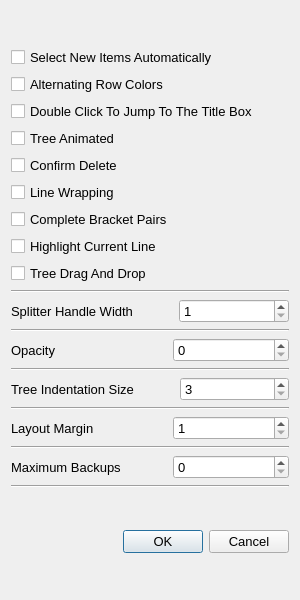
UnkindledTwo/TreeNotes, file Dialogs/settingsdialog.ui: the form before one commit.
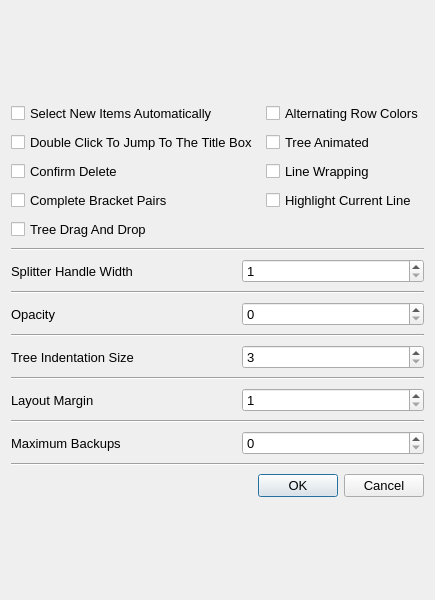
The form after the commit.

```diff
--- a/Dialogs/settingsdialog.ui
+++ b/Dialogs/settingsdialog.ui
@@ -35,81 +35,105 @@
    <bool>false</bool>
   </property>
   <layout class="QGridLayout" name="gridLayout">
-   <item row="2" column="0">
-    <widget class="QDialogButtonBox" name="buttonBox">
-     <property name="orientation">
-      <enum>Qt::Horizontal</enum>
-     </property>
-     <property name="standardButtons">
-      <set>QDialogButtonBox::Cancel|QDialogButtonBox::Ok</set>
-     </property>
-    </widget>
-   </item>
+   <property name="leftMargin">
+    <number>8</number>
+   </property>
+   <property name="topMargin">
+    <number>8</number>
+   </property>
+   <property name="rightMargin">
+    <number>8</number>
+   </property>
+   <property name="bottomMargin">
+    <number>8</number>
+   </property>
+   <property name="spacing">
+    <number>0</number>
+   </property>
    <item row="0" column="0">
-    <layout class="QVBoxLayout" name="verticalLayout" stretch="1,1,1,1,1,1,1,1,0,0,0,0,0,0,0,0,0,0,0,0">
+    <layout class="QVBoxLayout" name="verticalLayout" stretch="0,0,0,0,0,0,0,0,0,0,0,0,0">
+     <property name="spacing">
+      <number>8</number>
+     </property>
+     <property name="leftMargin">
+      <number>3</number>
+     </property>
+     <property name="topMargin">
+      <number>3</number>
+     </property>
+     <property name="rightMargin">
+      <number>3</number>
+     </property>
+     <property name="bottomMargin">
+      <number>3</number>
+     </property>
      <item>
+      <layout class="QGridLayout" name="gridLayout_2">
+       <item row="1" column="0">
+        <widget class="QCheckBox" name="double_click_to_edit">
+         <property name="text">
+          <string>Double Click To Jump To The Title Box</string>
+         </property>
+        </widget>
+       </item>
+       <item row="3" column="1">
+        <widget class="QCheckBox" name="highlight_current_line">
+         <property name="text">
+          <string>Highlight Current Line</string>
+         </property>
+        </widget>
+       </item>
+       <item row="0" column="0">
       <widget class="QCheckBox" name="notetree_select_new_items">
        <property name="text">
         <string>Select New Items Automatically</string>
        </property>
       </widget>
      </item>
-     <item>
+       <item row="0" column="1">
       <widget class="QCheckBox" name="notetree_alternating_row_colors">
        <property name="text">
         <string>Alternating Row Colors</string>
        </property>
       </widget>
      </item>
-     <item>
-      <widget class="QCheckBox" name="double_click_to_edit">
-       <property name="text">
-        <string>Double Click To Jump To The Title Box</string>
-       </property>
-      </widget>
-     </item>
-     <item>
+       <item row="1" column="1">
       <widget class="QCheckBox" name="notetree_animated">
        <property name="text">
         <string>Tree Animated</string>
        </property>
       </widget>
      </item>
-     <item>
-      <widget class="QCheckBox" name="confirm_delete">
-       <property name="text">
-        <string>Confirm Delete</string>
-       </property>
-      </widget>
-     </item>
-     <item>
-      <widget class="QCheckBox" name="line_wrapping">
-       <property name="text">
-        <string>Line Wrapping</string>
-       </property>
-      </widget>
-     </item>
-     <item>
+       <item row="3" column="0">
       <widget class="QCheckBox" name="pair_completion">
        <property name="text">
         <string>Complete Bracket Pairs</string>
        </property>
       </widget>
      </item>
-     <item>
-      <widget class="QCheckBox" name="highlight_current_line">
+       <item row="2" column="1">
+        <widget class="QCheckBox" name="line_wrapping">
        <property name="text">
-        <string>Highlight Current Line</string>
+          <string>Line Wrapping</string>
        </property>
       </widget>
      </item>
-     <item>
+       <item row="2" column="0">
+        <widget class="QCheckBox" name="confirm_delete">
+         <property name="text">
+          <string>Confirm Delete</string>
+         </property>
+        </widget>
+       </item>
+       <item row="4" column="0">
       <widget class="QCheckBox" name="notetree_drag_drop">
        <property name="text">
         <string>Tree Drag And Drop</string>
        </property>
       </widget>
      </item>
+      </layout>
+     </item>
      <item>
       <widget class="Line" name="line_5">
        <property name="orientation">
@@ -388,6 +412,16 @@
        </property>
       </widget>
      </item>
+     <item>
+      <widget class="QDialogButtonBox" name="buttonBox">
+       <property name="orientation">
+        <enum>Qt::Horizontal</enum>
+       </property>
+       <property name="standardButtons">
+        <set>QDialogButtonBox::Cancel|QDialogButtonBox::Ok</set>
+       </property>
+      </widget>
+     </item>
     </layout>
    </item>
   </layout>
```
Lines whose indentation alone changed are shown as unchanged.
